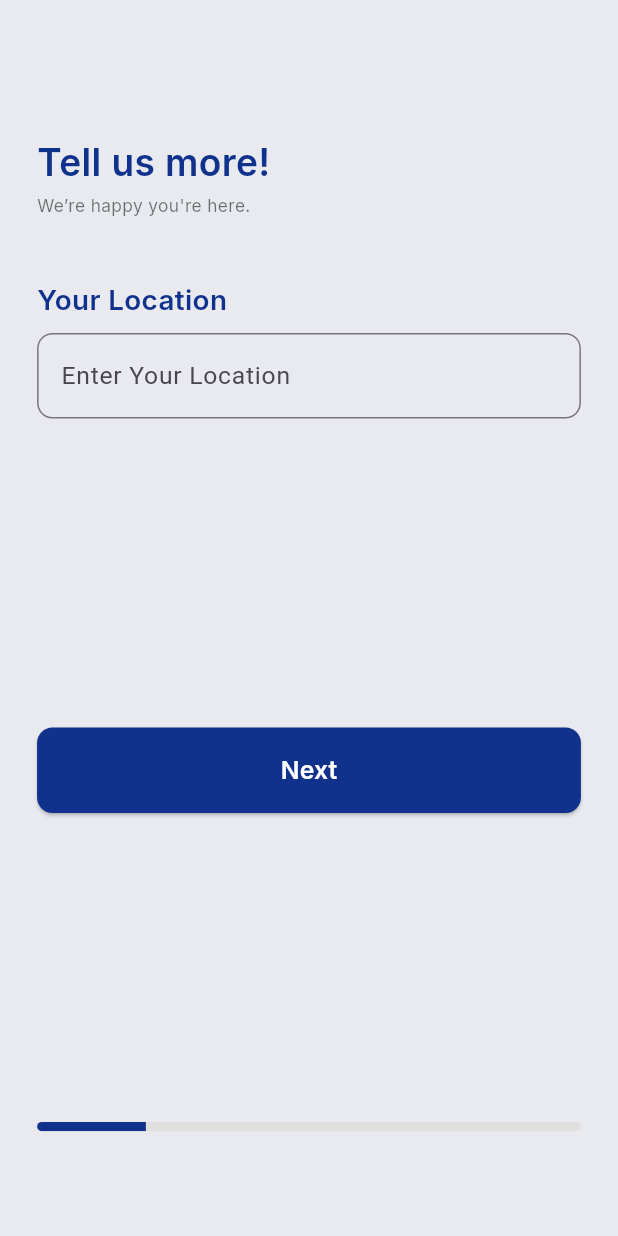
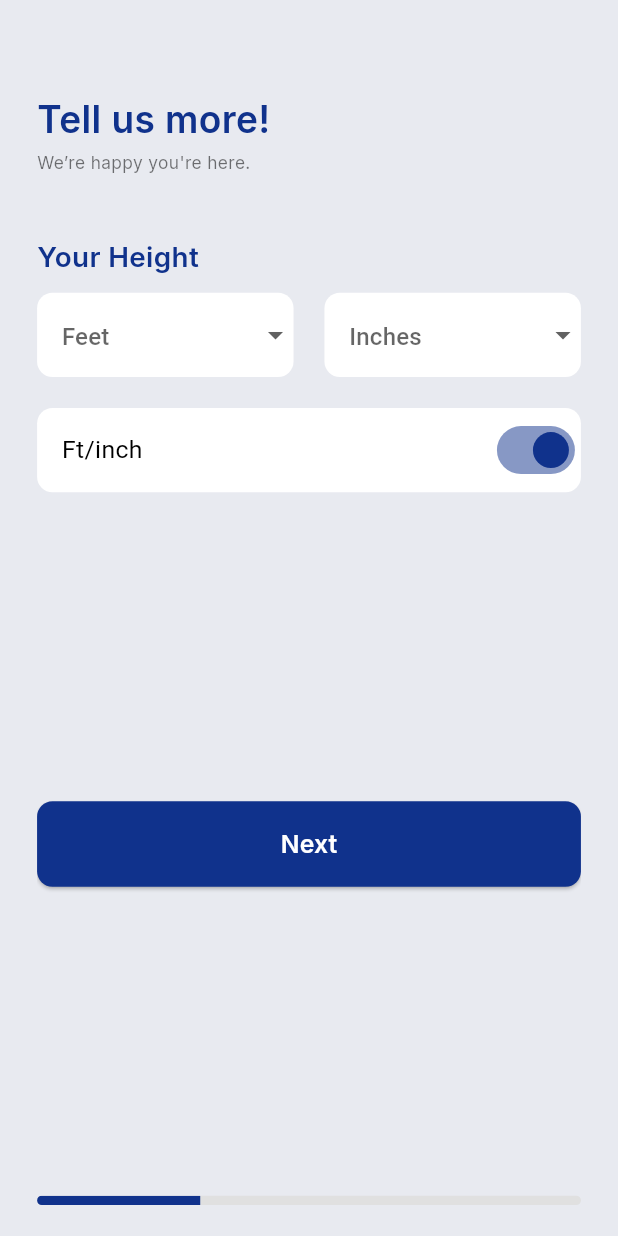
Before and after one commit to AaryaZ/Health-guide, a Flutter app: the NameScreen screen opened directly, after a tap on "Next", on a phone screen of 412 x 824 dp. Run offline on Flutter 3.47's test engine with Material 3 defaults, Android fonts, the phone set to English and light mode, and no system bars; our stand-ins replace country_picker, geocoding, geolocator, google_fonts, lottie, permission_handler and 2 more.

Commit message:
4 more Pages

```diff
--- a/lib/screens/registration/age.dart
+++ b/lib/screens/registration/age.dart
@@ -1,6 +1,6 @@
 import 'package:flutter/material.dart';
 import 'package:google_fonts/google_fonts.dart';
-import 'location.dart';
+import 'height.dart';
 
 class NameScreen extends StatelessWidget {
   @override
@@ -80,7 +80,7 @@ class NameScreen extends StatelessWidget {
                     onPressed: () {
                       Navigator.push(
                         context,
-                        MaterialPageRoute(builder: (context) => LocationScreen()),
+                        MaterialPageRoute(builder: (context) => HeightScreen()),
                       );
                     },
                     style: ElevatedButton.styleFrom(
--- /dev/null
+++ b/lib/screens/registration/height.dart
@@ -0,0 +1,260 @@
+import 'package:flutter/material.dart';
+import 'package:google_fonts/google_fonts.dart';
+import 'cweight.dart';
+
+class HeightScreen extends StatefulWidget {
+  @override
+  _HeightScreenState createState() => _HeightScreenState();
+}
+
+class _HeightScreenState extends State<HeightScreen> {
+  String? selectedFeet;
+  String? selectedInches;
+  String? selectedCm;
+  bool isKg = true; // State to manage Ft/inch (true) / cm (false) switch
+
+  @override
+  Widget build(BuildContext context) {
+    double screenWidth = MediaQuery.of(context).size.width;
+
+    List<String> feetList = List.generate(8, (index) => (index + 1).toString());
+    List<String> inchesList = List.generate(12, (index) => index.toString());
+    List<String> cmList = List.generate(241, (index) => (index + 60).toString());
+
+    return Scaffold(
+      backgroundColor: Color(0xFFE8EAF0),
+      body: Padding(
+        padding: EdgeInsets.symmetric(horizontal: screenWidth * 0.06),
+        child: Center(
+          child: SingleChildScrollView(
+            child: Column(
+              crossAxisAlignment: CrossAxisAlignment.start,
+              children: [
+                SizedBox(height: screenWidth * 0.15),
+                Text(
+                  'Tell us more!',
+                  style: GoogleFonts.inter(
+                    fontSize: screenWidth * 0.06,
+                    fontWeight: FontWeight.w600,
+                    color: Color(0xFF10328C),
+                  ),
+                ),
+                SizedBox(height: screenWidth * 0.01),
+                Text(
+                  "We’re happy you're here.",
+                  style: GoogleFonts.inter(
+                    fontSize: screenWidth * 0.028,
+                    color: Colors.black54,
+                  ),
+                ),
+                SizedBox(height: screenWidth * 0.1),
+                Text(
+                  'Your Height',
+                  style: GoogleFonts.inter(
+                    fontSize: screenWidth * 0.045,
+                    fontWeight: FontWeight.w600,
+                    color: Color(0xFF10328C),
+                  ),
+                ),
+                SizedBox(height: 10),
+                if (isKg) ...[
+                  Row(
+                    children: [
+                      Expanded(
+                        child: Container(
+                          padding: EdgeInsets.symmetric(vertical: screenWidth * 0.01),
+                          decoration: BoxDecoration(
+                            borderRadius: BorderRadius.circular(screenWidth * 0.025),
+                            color: Colors.white,
+                          ),
+                          child: DropdownButtonFormField<String>(
+                            value: selectedFeet,
+                            items: feetList.map((String value) {
+                              return DropdownMenuItem<String>(
+                                value: value,
+                                child: Text(value),
+                              );
+                            }).toList(),
+                            onChanged: (String? value) {
+                              setState(() {
+                                selectedFeet = value;
+                              });
+                            },
+                            decoration: InputDecoration(
+                              hintText: 'Feet',
+                              hintStyle: TextStyle(fontSize: screenWidth * 0.04),
+                              border: InputBorder.none,
+                              contentPadding: EdgeInsets.symmetric(horizontal: screenWidth * 0.04),
+                            ),
+                            dropdownColor: Color(0xFFE8EAF0),
+                          ),
+                        ),
+                      ),
+                      SizedBox(width: screenWidth * 0.05),
+                      Expanded(
+                        child: Container(
+                          padding: EdgeInsets.symmetric(vertical: screenWidth * 0.01),
+                          decoration: BoxDecoration(
+                            borderRadius: BorderRadius.circular(screenWidth * 0.025),
+                            color: Colors.white,
+                          ),
+                          child: DropdownButtonFormField<String>(
+                            value: selectedInches,
+                            items: inchesList.map((String value) {
+                              return DropdownMenuItem<String>(
+                                value: value,
+                                child: Text(value),
+                              );
+                            }).toList(),
+                            onChanged: (String? value) {
+                              setState(() {
+                                selectedInches = value;
+                              });
+                            },
+                            decoration: InputDecoration(
+                              hintText: 'Inches',
+                              hintStyle: TextStyle(fontSize: screenWidth * 0.04),
+                              border: InputBorder.none,
+                              contentPadding: EdgeInsets.symmetric(horizontal: screenWidth * 0.04),
+                            ),
+                            dropdownColor: Color(0xFFE8EAF0),
+                          ),
+                        ),
+                      ),
+                    ],
+                  ),
+                ] else ...[
+                  Container(
+                    padding: EdgeInsets.symmetric(vertical: screenWidth * 0.01),
+                    decoration: BoxDecoration(
+                      borderRadius: BorderRadius.circular(screenWidth * 0.025),
+                      color: Colors.white,
+                    ),
+                    child: DropdownButtonFormField<String>(
+                      value: selectedCm,
+                      items: cmList.map((String value) {
+                        return DropdownMenuItem<String>(
+                          value: value,
+                          child: Text(value),
+                        );
+                      }).toList(),
+                      onChanged: (String? value) {
+                        setState(() {
+                          selectedCm = value;
+                        });
+                      },
+                      decoration: InputDecoration(
+                        hintText: 'Select Your Height (cm)',
+                        hintStyle: TextStyle(fontSize: screenWidth * 0.04),
+                        border: InputBorder.none,
+                        contentPadding: EdgeInsets.symmetric(horizontal: screenWidth * 0.04),
+                      ),
+                      dropdownColor: Color(0xFFE8EAF0),
+                    ),
+                  ),
+                ],
+                SizedBox(height: screenWidth * 0.05),
+                AnimatedSwitcher(
+  duration: Duration(milliseconds: 300),
+  transitionBuilder: (Widget child, Animation<double> animation) {
+    return SlideTransition(
+      position: Tween<Offset>(
+        begin: Offset(-1, 0),
+        end: Offset(0, 0),
+      ).animate(animation),
+      child: child,
+    );
+  },
+  child: Container(
+    key: ValueKey<bool>(isKg),
+    padding: EdgeInsets.symmetric(vertical: screenWidth * 0.01),
+    decoration: BoxDecoration(
+      borderRadius: BorderRadius.circular(screenWidth * 0.025),
+      color: Colors.white,
+    ),
+    child: Row(
+      mainAxisAlignment: MainAxisAlignment.spaceBetween,
+      children: [
+        Padding(
+          padding: EdgeInsets.symmetric(horizontal: screenWidth * 0.04),
+          child: Text(
+            isKg ? 'Ft/inch' : 'cms',
+            style: TextStyle(
+              fontSize: screenWidth * 0.04,
+              color: Colors.black,
+            ),
+          ),
+        ),
+        Switch(
+          value: isKg,
+          onChanged: (bool value) {
+            setState(() {
+              isKg = value;
+            });
+          },
+          activeColor: Color(0xFF10328C),
+          inactiveThumbColor: Color(0xFF10328C),
+          inactiveTrackColor: Color(0xFF10328C).withOpacity(0.5),
+        ),
+      ],
+    ),
+  ),
+),
+
+                SizedBox(height: screenWidth * 0.5),
+                SizedBox(
+                  width: double.infinity,
+                  child: ElevatedButton(
+                    onPressed: () {
+                      Navigator.push(
+                        context,
+                        MaterialPageRoute(builder: (context) => CWeightScreen()),
+                      );
+                    },
+                    style: ElevatedButton.styleFrom(
+                      backgroundColor: Color(0xFF10328C),
+                      padding: EdgeInsets.symmetric(vertical: screenWidth * 0.04),
+                      shape: RoundedRectangleBorder(
+                        borderRadius: BorderRadius.circular(screenWidth * 0.025),
+                      ),
+                    ),
+                    child: Text(
+                      'Next',
+                      style: GoogleFonts.inter(
+                        fontSize: screenWidth * 0.04,
+                        color: Colors.white,
+                        fontWeight: FontWeight.w600,
+                      ),
+                    ),
+                  ),
+                ),
+                SizedBox(height: screenWidth * 0.5),
+                Container(
+                  padding: EdgeInsets.only(bottom: screenWidth * 0.05),
+                  alignment: Alignment.bottomCenter,
+                  child: Container(
+                    height: screenWidth * 0.015,
+                    width: double.infinity,
+                    decoration: BoxDecoration(
+                      borderRadius: BorderRadius.circular(10),
+                      color: Colors.grey.shade300,
+                    ),
+                    child: ClipRRect(
+                      borderRadius: BorderRadius.circular(10),
+                      child: LinearProgressIndicator(
+                        value: 0.3,
+                        backgroundColor: Colors.transparent,
+                        valueColor: AlwaysStoppedAnimation<Color>(Color(0xFF10328C)),
+                      ),
+                    ),
+                  ),
+                ),
+                SizedBox(height: screenWidth * 0.05),
+              ],
+            ),
+          ),
+        ),
+      ),
+    );
+  }
+}
```
Also changed, not shown: lib/screens/registration/Tweight.dart (added, +219 -0 lines), lib/screens/registration/cweight.dart (added, +220 -0 lines).
